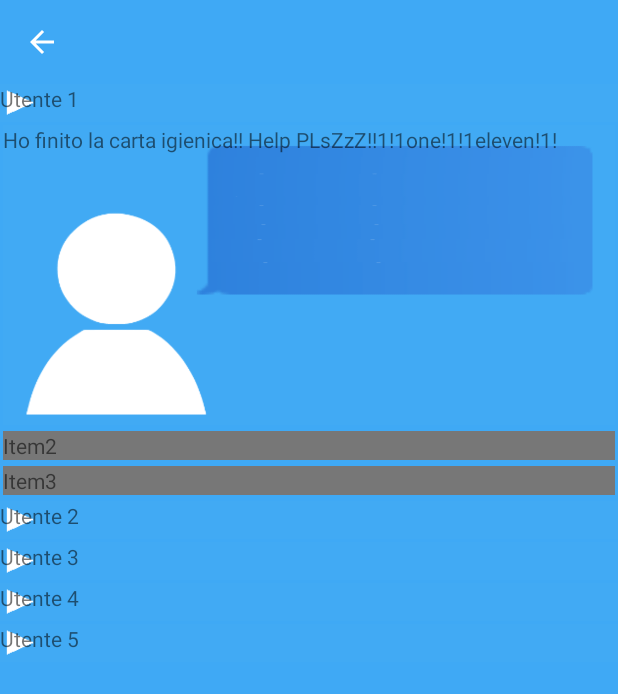
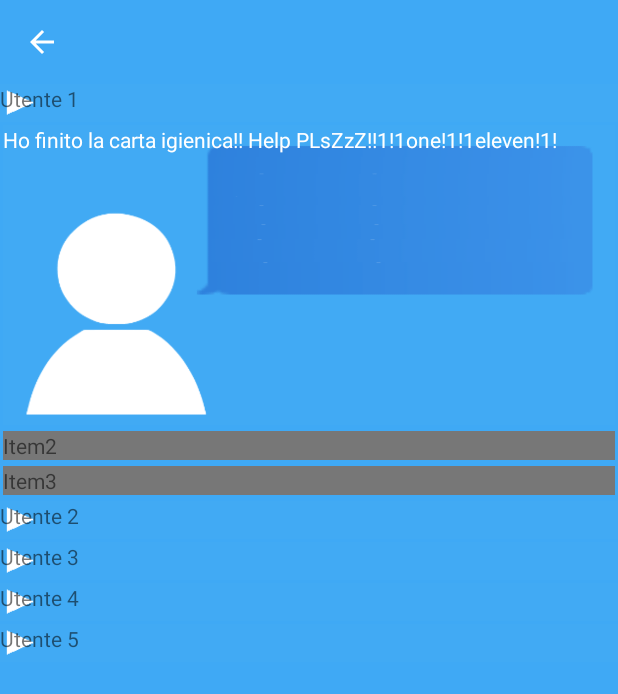
Before and after one commit to Simello/Guanxy, an Android app: the AiutaGliAltri screen opened directly, with no data from a screen before it, after a tap on "Utente 1", on a phone screen of 412 x 824 dp. Shown: the top 694 px of the screen. Run offline under Robolectric (Android 15) with nearby library versions, the phone set to English and light mode, and no system bars.

Commit message:
accordion 1.5

```diff
--- a/app/src/main/res/layout/aiuta_gli_altri.xml
+++ b/app/src/main/res/layout/aiuta_gli_altri.xml
@@ -6,7 +6,7 @@
         <TextView android:text="Utente 1" android:id="@+id/text1"  android:paddingLeft="25dp" android:paddingTop="5dp" android:background="@drawable/freccia_chiusa"  android:layout_width="fill_parent" android:layout_height="25dp"
             android:clickable="false" />
         <LinearLayout android:id="@+id/panel1" android:visibility="gone"  android:orientation="vertical" android:layout_width="fill_parent" android:layout_height="wrap_content">
-            <TextView android:layout_margin="2dip" android:text="Ho finito la carta igienica!! Help PLsZzZ!!1!1one!1!1eleven!1!"  android:paddingLeft="100dp" android:background="@drawable/sfondo_nuvoletta"  android:layout_width="fill_parent" android:layout_height="200dp" />
+            <TextView android:layout_margin="2dip" android:text="Ho finito la carta igienica!! Help PLsZzZ!!1!1one!1!1eleven!1!" android:id="@+id/stringaUtente1" android:paddingLeft="125dp" android:paddingTop="25dp" android:background="@drawable/sfondo_nuvoletta"  android:layout_width="fill_parent" android:textColor="@color/white" android:layout_height="200dp" />
             <TextView android:layout_margin="2dip" android:text="Item2" android:padding="5dip" android:background="#777777"  android:layout_width="fill_parent" android:layout_height="wrap_content" />
             <TextView android:layout_margin="2dip" android:text="Item3" android:padding="5dip" android:background="#777777"  android:layout_width="fill_parent" android:layout_height="wrap_content" />
         </LinearLayout>
```
